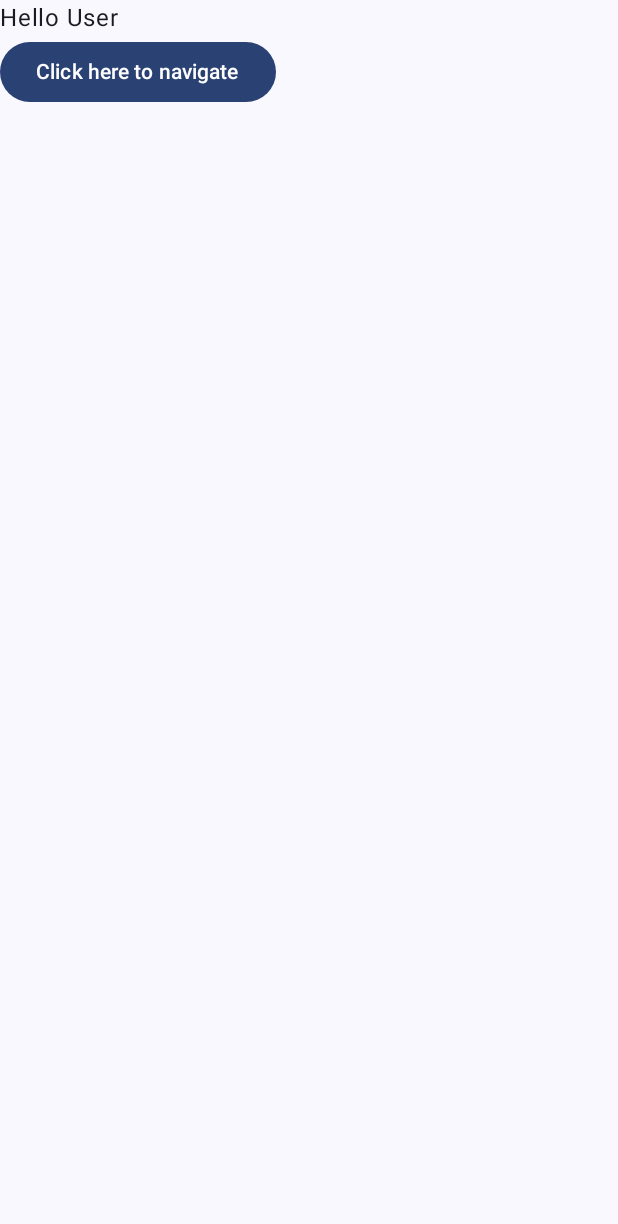
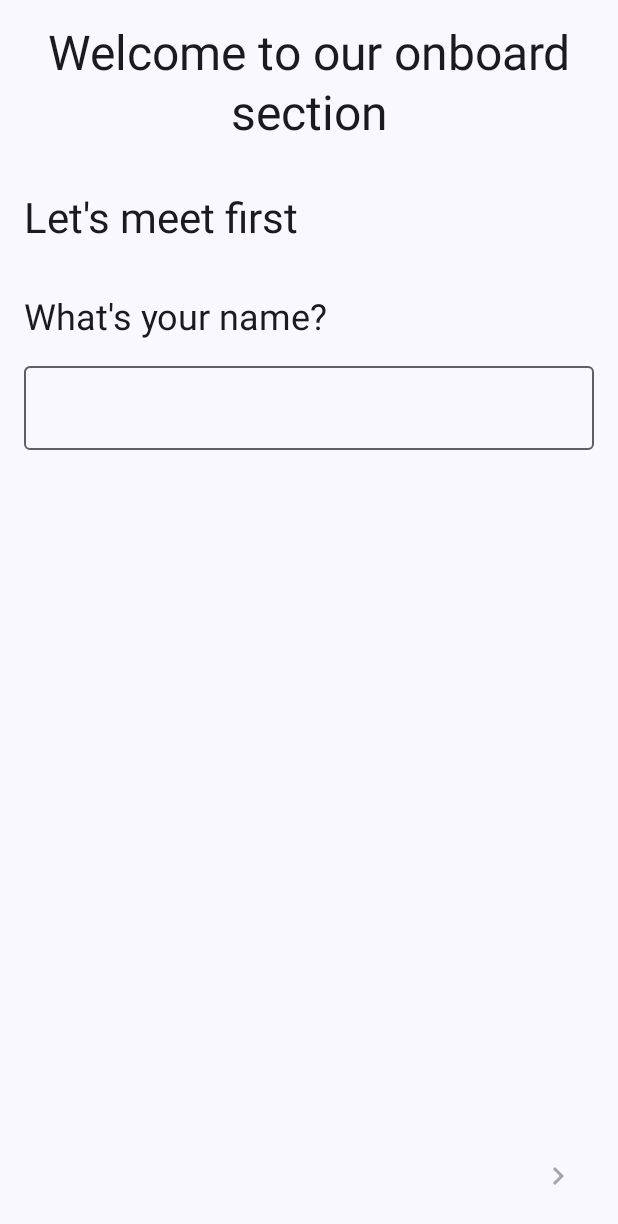
Before and after one commit to DonizeteVida/SoyPobre, an Android app built with Jetpack Compose: the screen it shows after launch (MainActivity), on a phone screen of 412 x 824 dp. Shown: the top 1224 px of the screen. Run offline under Robolectric (Android 15) with nearby library versions, the phone set to English and light mode, and no system bars; our stand-ins replace Dagger/Hilt's generated code.

Commit message:
Created Onboard structure

```diff
--- a/app/src/main/AndroidManifest.xml
+++ b/app/src/main/AndroidManifest.xml
@@ -14,9 +14,9 @@
         android:theme="@style/Theme.SoyPobre"
         tools:targetApi="31">
         <activity
+            android:windowSoftInputMode="adjustResize"
             android:name=".MainActivity"
             android:exported="true"
-            android:label="@string/app_name"
             android:theme="@style/Theme.SoyPobre">
             <intent-filter>
                 <action android:name="android.intent.action.MAIN" />
--- a/app/src/main/java/com/money/soypobre/MainActivity.kt
+++ b/app/src/main/java/com/money/soypobre/MainActivity.kt
@@ -4,60 +4,36 @@ import android.os.Bundle
 import androidx.activity.ComponentActivity
 import androidx.activity.compose.setContent
 import androidx.activity.enableEdgeToEdge
-import androidx.activity.viewModels
-import androidx.compose.foundation.layout.Column
 import androidx.compose.foundation.layout.fillMaxSize
 import androidx.compose.foundation.layout.padding
-import androidx.compose.material3.Button
 import androidx.compose.material3.Scaffold
-import androidx.compose.material3.Text
-import androidx.compose.runtime.Composable
 import androidx.compose.ui.Modifier
-import androidx.compose.ui.tooling.preview.Preview
-import androidx.hilt.navigation.compose.hiltViewModel
 import androidx.navigation.compose.NavHost
 import androidx.navigation.compose.composable
 import androidx.navigation.compose.rememberNavController
-import androidx.navigation.toRoute
+import com.money.soypobre.home.presentation.HomeScreen
+import com.money.soypobre.onboard.presentation.OnboardScreen
 import com.money.soypobre.ui.theme.SoyPobreTheme
 import dagger.hilt.android.AndroidEntryPoint
 import kotlinx.serialization.Serializable
 
 @AndroidEntryPoint
 class MainActivity : ComponentActivity() {
-
-    private val mainViewModel by viewModels<MainViewModel>()
-
     override fun onCreate(savedInstanceState: Bundle?) {
         super.onCreate(savedInstanceState)
         enableEdgeToEdge()
         setContent {
             SoyPobreTheme {
-                Scaffold(modifier = Modifier.fillMaxSize()) { padding ->
-                    val navController = rememberNavController()
-                    NavHost(
-                        navController,
-                        modifier = Modifier.padding(padding),
-                        startDestination = Login
-                    ) {
-                        composable<Login> {
-                            Column {
-                                Text("Hello User")
-                                Button(onClick = {
-                                    navController.navigate(Home(id = 1))
-                                }) {
-                                    Text(text = "Click here to navigate")
-                                }
-                            }
-                        }
-                        composable<Home> { backStackEntry ->
-                            val home: Home = backStackEntry.toRoute()
-                            val viewModel: MainViewModel = hiltViewModel()
-                            print(viewModel)
-                            Column {
-                                Text(text = "Hello user: " + home.id)
-                            }
-                        }
+                val navController = rememberNavController()
+                NavHost(
+                    navController,
+                    startDestination = Onboard
+                ) {
+                    composable<Onboard> {
+                        OnboardScreen()
+                    }
+                    composable<Home> {
+                        HomeScreen()
                     }
                 }
             }
@@ -66,24 +42,7 @@ class MainActivity : ComponentActivity() {
 }
 
 @Serializable
-class Home(
-    val id: Int
-)
+object Home
 
 @Serializable
-object Login
-
-@Composable
-fun Greeting(name: String, modifier: Modifier = Modifier) {
-    Text(
-        text = "Hello $name!", modifier = modifier
-    )
-}
-
-@Preview(showBackground = true)
-@Composable
-fun GreetingPreview() {
-    SoyPobreTheme {
-        Greeting("Android")
-    }
-}
+object Onboard
--- /dev/null
+++ b/app/src/main/java/com/money/soypobre/onboard/presentation/OnboardScreen.kt
@@ -0,0 +1,144 @@
+package com.money.soypobre.onboard.presentation
+
+import androidx.activity.compose.BackHandler
+import androidx.compose.foundation.layout.Arrangement
+import androidx.compose.foundation.layout.Column
+import androidx.compose.foundation.layout.Row
+import androidx.compose.foundation.layout.Spacer
+import androidx.compose.foundation.layout.fillMaxSize
+import androidx.compose.foundation.layout.fillMaxWidth
+import androidx.compose.foundation.layout.height
+import androidx.compose.foundation.layout.padding
+import androidx.compose.foundation.pager.HorizontalPager
+import androidx.compose.foundation.pager.rememberPagerState
+import androidx.compose.material.icons.Icons
+import androidx.compose.material.icons.automirrored.filled.KeyboardArrowRight
+import androidx.compose.material3.Icon
+import androidx.compose.material3.IconButton
+import androidx.compose.material3.MaterialTheme
+import androidx.compose.material3.OutlinedTextField
+import androidx.compose.material3.Scaffold
+import androidx.compose.material3.Text
+import androidx.compose.runtime.Composable
+import androidx.compose.runtime.mutableStateOf
+import androidx.compose.runtime.remember
+import androidx.compose.runtime.rememberCoroutineScope
+import androidx.compose.ui.Modifier
+import androidx.compose.ui.text.style.TextAlign
+import androidx.compose.ui.tooling.preview.Preview
+import androidx.compose.ui.unit.dp
+import androidx.hilt.navigation.compose.hiltViewModel
+import com.money.soypobre.ui.compose.map
+import com.money.soypobre.ui.compose.update
+import com.money.soypobre.ui.theme.SoyPobreTheme
+import kotlinx.coroutines.launch
+
+private val steps: List<@Composable OnboardViewModel.(next: () -> Unit) -> Unit> = listOf(
+    { next -> Page1(next) },
+    { next -> Text("Tela final") }
+)
+
+@Composable
+fun OnboardScreen(
+    viewModel: OnboardViewModel = hiltViewModel()
+) {
+    Scaffold { innerPadding ->
+        val state = rememberPagerState { steps.size }
+        val scope = rememberCoroutineScope()
+
+        BackHandler(state.currentPage > 0) {
+            scope.launch {
+                state.animateScrollToPage(state.currentPage - 1)
+            }
+        }
+
+        HorizontalPager(
+            modifier = Modifier
+                .padding(innerPadding)
+                .fillMaxSize(),
+            state = state,
+            userScrollEnabled = false
+        ) {
+            steps[it].invoke(viewModel) {
+                scope.launch {
+                    state.animateScrollToPage(state.currentPage + 1)
+                }
+            }
+        }
+    }
+}
+
+@Composable
+private fun OnboardViewModel.Page1(next: () -> Unit) {
+
+    val username = remember { mutableStateOf("") }
+
+    Column(
+        Modifier
+            .fillMaxSize()
+            .padding(16.dp)
+    ) {
+        Text(
+            "Welcome to our onboard section",
+            style = MaterialTheme.typography.headlineLarge,
+            textAlign = TextAlign.Center
+        )
+        Spacer(
+            modifier = Modifier
+                .height(32.dp)
+                .fillMaxWidth()
+        )
+        Text(
+            "Let's meet first",
+            style = MaterialTheme.typography.headlineMedium
+        )
+        Spacer(
+            modifier = Modifier
+                .height(32.dp)
+                .fillMaxWidth()
+        )
+        Text(
+            "What's your name?",
+            style = MaterialTheme.typography.headlineSmall
+        )
+        Spacer(
+            modifier = Modifier
+                .height(16.dp)
+                .fillMaxWidth()
+        )
+        OutlinedTextField(
+            modifier = Modifier.fillMaxWidth(),
+            value = username.value,
+            onValueChange = username.update()
+        )
+
+        Spacer(
+            modifier = Modifier
+                .weight(1F)
+                .fillMaxWidth()
+        )
+
+        Row(
+            Modifier.fillMaxWidth(),
+            horizontalArrangement = Arrangement.End
+        ) {
+            IconButton(
+                enabled = username.map { length > 10 },
+                onClick = { updateUsername(username.value); next() }
+            ) {
+                Icon(
+                    Icons.AutoMirrored.Filled.KeyboardArrowRight,
+                    contentDescription = null
+                )
+            }
+        }
+    }
+}
+
+@Preview
+@Composable
+private fun OnboardScreenPrev() {
+    SoyPobreTheme {
+        OnboardScreen()
+    }
+}
--- /dev/null
+++ b/app/src/main/java/com/money/soypobre/onboard/presentation/OnboardState.kt
@@ -0,0 +1,5 @@
+package com.money.soypobre.onboard.presentation
+
+data class OnboardState(
+    val username: String = ""
+)
--- /dev/null
+++ b/app/src/main/java/com/money/soypobre/onboard/presentation/OnboardViewModel.kt
@@ -0,0 +1,18 @@
+package com.money.soypobre.onboard.presentation
+
+import androidx.lifecycle.ViewModel
+import dagger.hilt.android.lifecycle.HiltViewModel
+import kotlinx.coroutines.flow.MutableStateFlow
+import kotlinx.coroutines.flow.update
+import javax.inject.Inject
+
+@HiltViewModel
+class OnboardViewModel @Inject constructor() : ViewModel() {
+    private val state = MutableStateFlow(OnboardState())
+
+    fun updateUsername(username: String) {
+        state.update {
+            it.copy(username = username)
+        }
+    }
+}
--- /dev/null
+++ b/app/src/main/java/com/money/soypobre/ui/compose/ComposeUtils.kt
@@ -0,0 +1,16 @@
+package com.money.soypobre.ui.compose
+
+import androidx.compose.runtime.MutableState
+import androidx.compose.runtime.State
+
+inline fun <T : Any> MutableState<T>.update(
+    crossinline predicate: (T) -> Boolean = { true }
+): (T) -> Unit = {
+    if (predicate(it)) {
+        this.value = it
+    }
+}
+
+inline fun <T : Any, R : Any> State<T>.map(
+    block: T.() -> R
+) = value.run(block)
```
Also changed, not shown: app/src/main/java/com/money/soypobre/MainViewModel.kt (deleted, +0 -10 lines), app/src/main/java/com/money/soypobre/data/AppDatabase.kt (added, +17 -0 lines), app/src/main/java/com/money/soypobre/data/entity/BudgetEntity.kt (renamed from app/src/main/java/com/money/soypobre/data/entity/SampleEntity.kt, +4 -3 lines), app/src/main/java/com/money/soypobre/data/repository/BudgetDao.kt (added, +11 -0 lines), app/src/main/java/com/money/soypobre/data/room/AppDatabase.kt (deleted, +0 -16 lines), app/src/main/java/com/money/soypobre/data/room/SampleDao.kt (deleted, +0 -11 lines), app/src/main/java/com/money/soypobre/home/presentation/HomeScreen.kt (added, +46 -0 lines).
